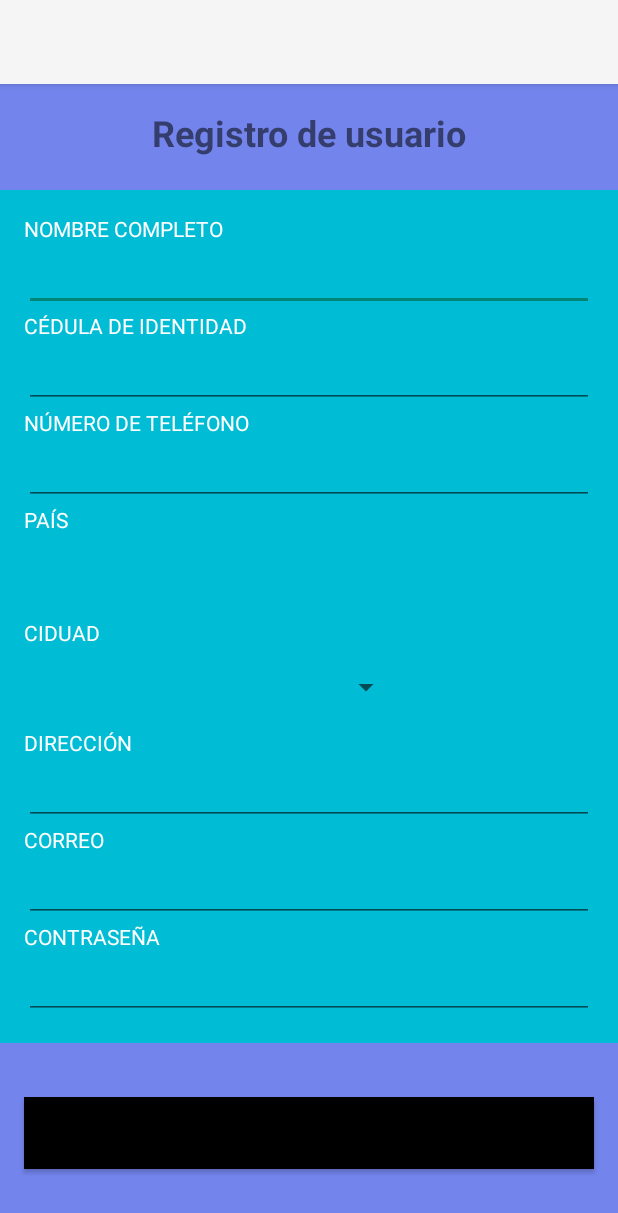
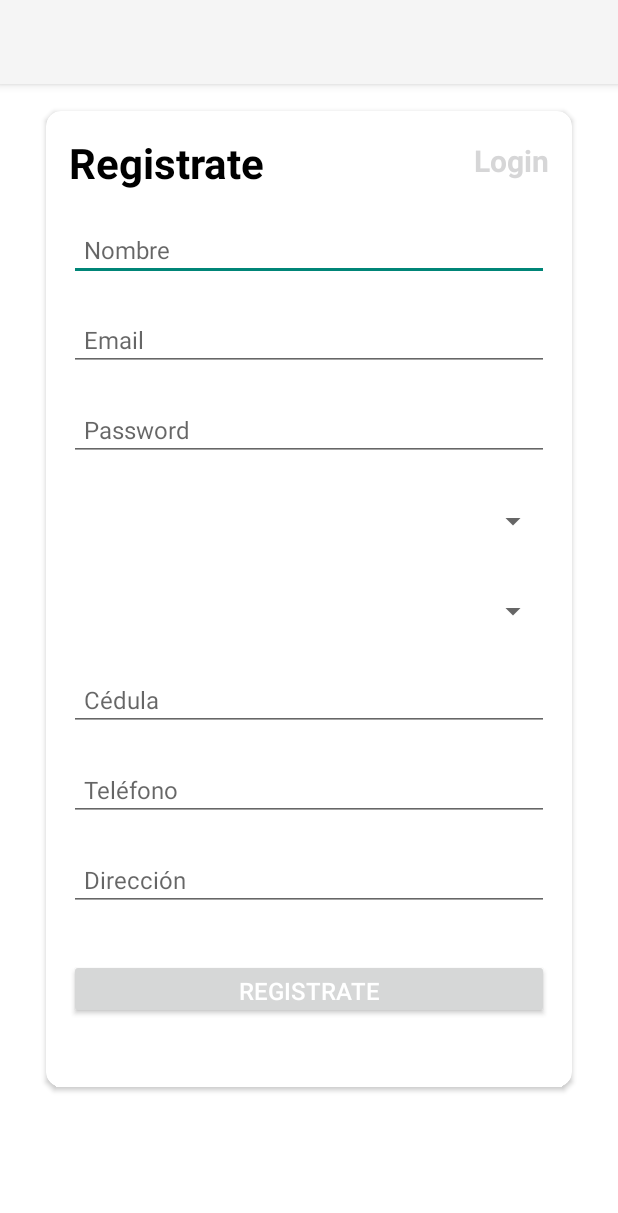
Before and after one commit to DevTADS/EasyTravelApp, an Android app: the RegistroUsuario screen opened directly, with no data from a screen before it, on a phone screen of 412 x 824 dp. Shown: the top 1213 px of the screen. Run offline under Robolectric (Android 15) with nearby library versions, the light colour scheme and no system bars; our stand-ins replace Volley; 2 statements that could not run were skipped.

Commit message:
actualizacion 12:13 horas - 14/04

```diff
--- a/app/build.gradle
+++ b/app/build.gradle
@@ -49,6 +49,11 @@ dependencies {
     androidTestImplementation libs.espresso.core
 
 
+    implementation 'androidx.cardview:cardview:1.0.0'
+    implementation 'com.google.android.material:material:1.4.0'
+    implementation 'com.android.volley:volley:1.2.1'
+
+
 
 
 
--- a/app/src/main/java/com/example/easytravel/Actividades/Usuario/RegistroUsuario.java
+++ b/app/src/main/java/com/example/easytravel/Actividades/Usuario/RegistroUsuario.java
@@ -1,9 +1,8 @@
 package com.example.easytravel.Actividades.Usuario;
 
+import com.example.easytravel.R;
 
-import android.content.Intent;
 import android.os.Bundle;
-import android.util.Log;
 import android.view.View;
 import android.widget.AdapterView;
 import android.widget.ArrayAdapter;
@@ -12,76 +11,50 @@ import android.widget.EditText;
 import android.widget.Spinner;
 import android.widget.Toast;
 
+import androidx.activity.EdgeToEdge;
 import androidx.appcompat.app.AppCompatActivity;
 
-import com.example.easytravel.Model.Usuario;
-import com.example.easytravel.R;
-import com.example.easytravel.Utils.Apis;
-import com.example.easytravel.Utils.UsuarioService;
+import com.android.volley.AuthFailureError;
+import com.android.volley.Request;
+import com.android.volley.RequestQueue;
+import com.android.volley.Response;
+import com.android.volley.VolleyError;
+import com.android.volley.toolbox.StringRequest;
+import com.android.volley.toolbox.Volley;
 
-import retrofit2.Call;
-import retrofit2.Callback;
-import retrofit2.Response;
+import java.util.HashMap;
+import java.util.Map;
 
 public class RegistroUsuario extends AppCompatActivity {
-    UsuarioService service;
+
+    EditText txtName;
+    EditText txtEmail;
+    EditText pass;
     Spinner spinnerPais;
     Spinner spinnerCiudad;
-    EditText txtNombres;
     EditText txtCedula;
     EditText txtTelefono;
     EditText txtDireccion;
-    EditText txtCorreo;
-    EditText txtContrasena;
 
     @Override
     protected void onCreate(Bundle savedInstanceState) {
         super.onCreate(savedInstanceState);
+        EdgeToEdge.enable(this);
         setContentView(R.layout.activity_usuario_registro);
-        txtNombres = findViewById(R.id.txtNombres);
+
+        txtName = findViewById(R.id.ednombre);
+        txtEmail = findViewById(R.id.etemail);
+        pass = findViewById(R.id.etcontraseña);
+        spinnerPais = findViewById(R.id.spinnerPais);
+        spinnerCiudad = findViewById(R.id.spinnerCiudad);
         txtCedula = findViewById(R.id.txtCedula);
         txtTelefono = findViewById(R.id.txtTelefono);
-        spinnerPais = findViewById(R.id.spinnerPais);
-        spinnerCiudad = findViewById(R.id.spinnerCiudad);
         txtDireccion = findViewById(R.id.txtDireccion);
-        txtCorreo = findViewById(R.id.txtCorreo);
-        txtContrasena = findViewById(R.id.txtContrasena);
-        Button btnSave = (Button) findViewById(R.id.btnSave);
 
-        // Adaptador para el Spinner de países
+        // Configuración del Spinner de Países
         ArrayAdapter<CharSequence> adapterPaises = ArrayAdapter.createFromResource(this, R.array.paises, android.R.layout.simple_spinner_item);
         adapterPaises.setDropDownViewResource(android.R.layout.simple_spinner_dropdown_item);
         spinnerPais.setAdapter(adapterPaises);
-
-
-        Bundle bundle = getIntent().getExtras();
-        String id = "";
-        if (bundle != null) {
-            id = bundle.getString("ID", "");
-        }
-
-
-        // Configurar el botón para guardar el nuevo usuario
-        String finalId = id;
-        btnSave.setOnClickListener(new View.OnClickListener() {
-            @Override
-            public void onClick(View v) {
-                Usuario u = new Usuario();
-
-                u.setNombre(txtNombres.getText().toString());
-                u.setCedula(txtCedula.getText().toString());
-                u.setTelefono(txtTelefono.getText().toString());
-                u.setPais(spinnerPais.getSelectedItem().toString());
-                u.setCiudad(spinnerCiudad.getSelectedItem().toString());
-                u.setDireccion(txtDireccion.getText().toString());
-                u.setCorreo(txtCorreo.getText().toString());
-                u.setContrasena(txtContrasena.getText().toString());
-
-
-                    addUsuario(u);
-
-            }
-        });
 
         spinnerPais.setOnItemSelectedListener(new AdapterView.OnItemSelectedListener() {
             @Override
@@ -98,6 +71,69 @@ public class RegistroUsuario extends AppCompatActivity {
             public void onNothingSelected(AdapterView<?> parent) {
             }
         });
+        Button btn_insert = findViewById(R.id.btn_register);
+
+        btn_insert.setOnClickListener(new View.OnClickListener() {
+            @Override
+            public void onClick(View v) {
+                registrarUsuario();
+            }
+        });
+    }
+
+    private void registrarUsuario() {
+        final String nombre = txtName.getText().toString().trim();
+        final String email = txtEmail.getText().toString().trim();
+        final String password = pass.getText().toString().trim();
+        final String pais = spinnerPais.getSelectedItem().toString().trim();
+        final String ciudad = spinnerCiudad.getSelectedItem().toString().trim();
+        final String cedula = txtCedula.getText().toString().trim();
+        final String telefono = txtTelefono.getText().toString().trim();
+        final String direccion = txtDireccion.getText().toString().trim();
+
+        if (nombre.isEmpty() || email.isEmpty() || password.isEmpty()) {
+            Toast.makeText(this, "Por favor completa todos los campos", Toast.LENGTH_SHORT).show();
+            return;
+        }
+
+        // Realizar solicitud HTTP para registrar el usuario
+        String url = "https://tejuqiaq.lucusvirtual.es/insertar.php";
+        StringRequest request = new StringRequest(Request.Method.POST, url,
+                new Response.Listener<String>() {
+                    @Override
+                    public void onResponse(String response) {
+                        // Mostrar la respuesta del servidor para depuración
+                        Toast.makeText(RegistroUsuario.this, response, Toast.LENGTH_SHORT).show();
+
+                        if (response.equalsIgnoreCase("Datos insertados")) {
+                            Toast.makeText(RegistroUsuario.this, "Usuario registrado correctamente", Toast.LENGTH_SHORT).show();
+                            // Puedes agregar aquí la lógica para navegar a la actividad de inicio de sesión
+                        }
+                    }
+                },
+                new Response.ErrorListener() {
+                    @Override
+                    public void onErrorResponse(VolleyError error) {
+                        Toast.makeText(RegistroUsuario.this, "Error al registrar el usuario: " + error.getMessage(), Toast.LENGTH_SHORT).show();
+                    }
+                }) {
+            @Override
+            protected Map<String, String> getParams() throws AuthFailureError {
+                Map<String, String> params = new HashMap<>();
+                params.put("nombre", nombre);
+                params.put("email", email);
+                params.put("password", password);
+                params.put("pais", pais);
+                params.put("ciudad", ciudad);
+                params.put("cedula", cedula);
+                params.put("telefono", telefono);
+                params.put("direccion", direccion);
+                return params;
+            }
+        };
+
+        RequestQueue requestQueue = Volley.newRequestQueue(this);
+        requestQueue.add(request);
     }
 
     private void DepartamentosUruguay() {
@@ -111,22 +147,4 @@ public class RegistroUsuario extends AppCompatActivity {
         adapterEstados.setDropDownViewResource(android.R.layout.simple_spinner_dropdown_item);
         spinnerCiudad.setAdapter(adapterEstados);
     }
-
-    private void addUsuario(Usuario u) {
-        service = Apis.getUsuarioService();
-        Call<Usuario> call = service.addUsuario(u);
-        call.enqueue(new Callback<Usuario>() {
-            @Override
-            public void onResponse(Call<Usuario> call, Response<Usuario> response) {
-                if (response.isSuccessful()) {
-                    Toast.makeText(RegistroUsuario.this, "Se agrego conéxito", Toast.LENGTH_LONG).show();
-                }
-            }
-
-            @Override
-            public void onFailure(Call<Usuario> call, Throwable t) {
-                Log.e("Error:", t.getMessage());
-            }
-        });
-    }
 }
--- a/app/src/main/java/com/example/easytravel/Adaptadores/UsuarioAdapter.java
+++ b/app/src/main/java/com/example/easytravel/Adaptadores/UsuarioAdapter.java
@@ -9,16 +9,9 @@ import com.example.easytravel.Model.Usuario;
 
 import java.util.List;
 
-public class UsuarioAdapter extends ArrayAdapter<Usuario> {
+public class UsuarioAdapter  {
 
-    private Context context;
-    private List<Usuario> usuarios;
 
-    public UsuarioAdapter(@NonNull Context context, int resource, @NonNull List<Usuario> objects) {
-        super(context, resource, objects);
-        this.context = context;
-        this.usuarios = objects;
-    }
 
 
 }
--- a/app/src/main/java/com/example/easytravel/Utils/Apis.java
+++ /dev/null
@@ -1,10 +0,0 @@
-package com.example.easytravel.Utils;
-
-public class Apis {
-
-    public static final String URL_001="http://192.168.1.3:8080/usuarios/";
-
-    public static UsuarioService getUsuarioService(){
-        return  Cliente.getClient(URL_001).create(UsuarioService.class);
-    }
-}
--- a/app/src/main/java/com/example/easytravel/Utils/Cliente.java
+++ /dev/null
@@ -1,12 +0,0 @@
-package com.example.easytravel.Utils;
-
-import retrofit2.Retrofit;
-import retrofit2.converter.gson.GsonConverterFactory;
-
-public class Cliente {
-
-    public static Retrofit getClient(String url){
-        Retrofit retrofit= new Retrofit.Builder().baseUrl(url).addConverterFactory(GsonConverterFactory.create()).build();
-        return  retrofit;
-    }
-}
--- a/app/src/main/java/com/example/easytravel/Utils/UsuarioService.java
+++ /dev/null
@@ -1,27 +0,0 @@
-package com.example.easytravel.Utils;
-
-import com.example.easytravel.Model.Usuario;
-
-import java.util.List;
-
-import retrofit2.Call;
-import retrofit2.http.Body;
-import retrofit2.http.GET;
-import retrofit2.http.POST;
-import retrofit2.http.Path;
-
-public interface UsuarioService {
-
-    @GET("listar")
-    Call<List<Usuario>> getUsuarios();
-
-    @POST("agregar")
-    Call<Usuario> addUsuario(@Body Usuario u);
-
-    @POST("actualizar/{id}")
-    Call<Usuario>actualizarUsuario(@Body Usuario u,@Path("id") int id);
-
-    @POST("eliminar/{id}")
-    Call<Usuario>eliminarUsuario(@Path("id")int id);
-
-}
--- a/app/src/main/res/layout/activity_usuario_registro.xml
+++ b/app/src/main/res/layout/activity_usuario_registro.xml
@@ -1,172 +1,148 @@
 <?xml version="1.0" encoding="utf-8"?>
-<androidx.constraintlayout.widget.ConstraintLayout xmlns:android="http://schemas.android.com/apk/res/android"
+<LinearLayout xmlns:android="http://schemas.android.com/apk/res/android"
     xmlns:app="http://schemas.android.com/apk/res-auto"
-    xmlns:tools="http://schemas.android.com/tools"
     android:layout_width="match_parent"
     android:layout_height="match_parent"
-    android:background="#7385ED"
-    tools:context=".Actividades.Usuario.RegistroUsuario">
+    android:background="@android:color/white"
+    android:gravity="center"
+    android:orientation="vertical">
+
+    <androidx.cardview.widget.CardView
+        android:layout_width="match_parent"
+        android:layout_height="wrap_content"
+        android:layout_marginStart="25dp"
+        android:layout_marginTop="10dp"
+        android:layout_marginEnd="25dp"
+        android:layout_marginBottom="35dp"
+        android:elevation="4dp"
+        app:cardCornerRadius="10dp"
+        app:cardUseCompatPadding="true">
+
+        <ScrollView
+            android:layout_width="match_parent"
+            android:layout_height="wrap_content">
+
+            <LinearLayout
+                android:layout_width="match_parent"
+                android:layout_height="match_parent"
+                android:layout_margin="15dp"
+                android:orientation="vertical">
+
+                <RelativeLayout
+                    android:layout_width="match_parent"
+                    android:layout_height="wrap_content">
 
                     <TextView
-        android:id="@+id/textViewTitle"
+                        android:id="@+id/textView"
                         android:layout_width="wrap_content"
                         android:layout_height="wrap_content"
-        android:layout_marginTop="16dp"
-        android:layout_marginBottom="16dp"
-        android:text="Registro de usuario"
-        android:textSize="24sp"
-        android:textStyle="bold"
-        app:layout_constraintEnd_toEndOf="parent"
-        app:layout_constraintStart_toStartOf="parent"
-        app:layout_constraintTop_toTopOf="parent" />
-
-
-    <LinearLayout
-        android:id="@+id/linearLayout"
-        android:layout_width="0dp"
-        android:layout_height="wrap_content"
-        android:background="#00BCD4"
-        android:orientation="vertical"
-        android:padding="16dp"
-        app:layout_constraintBottom_toBottomOf="parent"
-        app:layout_constraintEnd_toEndOf="parent"
-        app:layout_constraintHorizontal_bias="1.0"
-        app:layout_constraintStart_toStartOf="parent"
-        app:layout_constraintTop_toBottomOf="@+id/textViewTitle"
-        app:layout_constraintVertical_bias="0.145">
+                        android:text="Registrate"
+                        android:textColor="@android:color/black"
+                        android:textSize="28sp"
+                        android:textStyle="bold" />
 
                     <TextView
-            android:id="@+id/nombres"
-            android:layout_width="match_parent"
+                        android:id="@+id/txtsignup"
+                        android:layout_width="wrap_content"
                         android:layout_height="wrap_content"
-            android:text="NOMBRE COMPLETO"
-            android:textColor="#FFFFFF" />
+                        android:layout_alignParentRight="true"
+                        android:layout_marginTop="4dp"
+                        android:text="Login"
+                        android:textColor="@color/black"
+                        android:textSize="20sp"
+                        android:textStyle="bold" />
+                </RelativeLayout>
 
                 <EditText
-            android:id="@+id/txtNombres"
+                    android:id="@+id/ednombre"
                     android:layout_width="match_parent"
-            android:layout_height="wrap_content"
-            android:inputType="text"
-            android:textColor="#FFFFFF" />
+                    android:layout_height="40dp"
+                    android:layout_marginTop="20dp"
+                    android:hint="Nombre"
+                    android:inputType="textPersonName"
+                    android:padding="10dp"
+                    android:textSize="16sp" />
 
+                <EditText
+                    android:id="@+id/etemail"
+                    android:layout_width="match_parent"
+                    android:layout_height="40dp"
+                    android:layout_marginTop="20dp"
+                    android:hint="Email"
+                    android:inputType="textEmailAddress"
+                    android:padding="10dp"
+                    android:textSize="16sp" />
 
-        <TextView
-            android:id="@+id/cedula"
+                <EditText
+                    android:id="@+id/etcontraseña"
                     android:layout_width="match_parent"
-            android:layout_height="wrap_content"
-            android:text="CÉDULA DE IDENTIDAD"
-            android:textColor="#FFFFFF" />
+                    android:layout_height="40dp"
+                    android:layout_marginTop="20dp"
+                    android:ems="10"
+                    android:hint="Password"
+                    android:inputType="textPassword"
+                    android:padding="10dp"
+                    android:textSize="16sp" />
+
+                <Spinner
+                    android:id="@+id/spinnerPais"
+                    android:layout_width="match_parent"
+                    android:layout_height="40dp"
+                    android:layout_marginTop="20dp" />
+
+                <Spinner
+                    android:id="@+id/spinnerCiudad"
+                    android:layout_width="match_parent"
+                    android:layout_height="40dp"
+                    android:layout_marginTop="20dp" />
 
                 <EditText
                     android:id="@+id/txtCedula"
                     android:layout_width="match_parent"
-            android:layout_height="wrap_content"
-
-            android:textColor="#FFFFFF" />
-
-
-        <TextView
-            android:id="@+id/telefono"
-            android:layout_width="match_parent"
-            android:layout_height="wrap_content"
-            android:text="NÚMERO DE TELÉFONO"
-            android:textColor="#FFFFFF" />/>
+                    android:layout_height="40dp"
+                    android:layout_marginTop="20dp"
+                    android:hint="Cédula"
+                    android:inputType="number"
+                    android:padding="10dp"
+                    android:textSize="16sp" />
 
                 <EditText
                     android:id="@+id/txtTelefono"
                     android:layout_width="match_parent"
-            android:layout_height="wrap_content"
-
-            android:textColor="#FFFFFF" />
-
-
-        <TextView
-            android:id="@+id/paisTitle"
-            android:layout_width="match_parent"
-            android:layout_height="wrap_content"
-            android:text="PAÍS"
-            android:textColor="#FFFFFF" />/>
-
-        <Spinner
-            android:id="@+id/spinnerPais"
-            android:layout_width="244dp"
-            android:layout_height="56dp"
-            android:background="#00BCD4"
-            android:hint="Seleccione el país"
-            android:textColor="#FFFFFF" />
-
-        <TextView
-            android:id="@+id/ciudadTitle"
-            android:layout_width="match_parent"
-            android:layout_height="wrap_content"
-            android:text="CIDUAD"
-            android:textColor="#FFFFFF" />/>
-
-        <Spinner
-            android:id="@+id/spinnerCiudad"
-            android:layout_width="252dp"
-            android:layout_height="54dp"
-            android:hint="Seleccione la ciudad"
-            android:textColor="#FFFFFF" />
-
-        <TextView
-            android:id="@+id/direccion"
-            android:layout_width="match_parent"
-            android:layout_height="wrap_content"
-            android:text="DIRECCIÓN"
-            android:textColor="#FFFFFF" />/>
+                    android:layout_height="40dp"
+                    android:layout_marginTop="20dp"
+                    android:hint="Teléfono"
+                    android:inputType="phone"
+                    android:padding="10dp"
+                    android:textSize="16sp" />
 
                 <EditText
                     android:id="@+id/txtDireccion"
                     android:layout_width="match_parent"
-            android:layout_height="wrap_content"
+                    android:layout_height="40dp"
+                    android:layout_marginTop="20dp"
+                    android:hint="Dirección"
+                    android:inputType="textPostalAddress"
+                    android:padding="10dp"
+                    android:textSize="16sp" />
 
-            android:textColor="#FFFFFF" />
+                <Button
+                    android:id="@+id/btn_register"
+                    android:layout_width="match_parent"
+                    android:layout_height="40dp"
+                    android:layout_marginTop="32dp"
+                    android:text="Registrate"
+                    android:textColor="@android:color/white"
+                    android:textSize="16sp" />
 
-
-        <TextView
-            android:id="@+id/correo"
+                <Button
                     android:layout_width="match_parent"
-            android:layout_height="wrap_content"
-            android:text="CORREO"
-            android:textColor="#FFFFFF" />/>
-
-        <EditText
-            android:id="@+id/txtCorreo"
-            android:layout_width="match_parent"
-            android:layout_height="wrap_content"
-
-            android:textColor="#FFFFFF" />
-
-
-        <TextView
-            android:id="@+id/contrasena"
-            android:layout_width="match_parent"
-            android:layout_height="wrap_content"
-            android:text="CONTRASEÑA"
-            android:textColor="#FFFFFF" />/>
-
-        <EditText
-            android:id="@+id/txtContrasena"
-            android:layout_width="match_parent"
-            android:layout_height="wrap_content"
-
-            android:textColor="#FFFFFF" />
+                    android:layout_height="30dp"
+                    android:visibility="invisible" />
 
             </LinearLayout>
+        </ScrollView>
 
-    <Button
-        android:id="@+id/btnSave"
-        android:layout_width="0dp"
-        android:layout_height="wrap_content"
-        android:layout_marginStart="16dp"
-        android:layout_marginTop="36dp"
-        android:layout_marginEnd="16dp"
-        android:background="#000000"
-        android:text="GUARDAR"
-        app:layout_constraintEnd_toEndOf="parent"
-        app:layout_constraintHorizontal_bias="0.0"
-        app:layout_constraintStart_toStartOf="parent"
-        app:layout_constraintTop_toBottomOf="@id/linearLayout" />
+    </androidx.cardview.widget.CardView>
 
-</androidx.constraintlayout.widget.ConstraintLayout>
+</LinearLayout>
```
Also changed, not shown: app/src/main/java/com/example/easytravel/Main/MainActivity.java (+10 -6 lines). Lines whose indentation alone changed are shown as unchanged.
